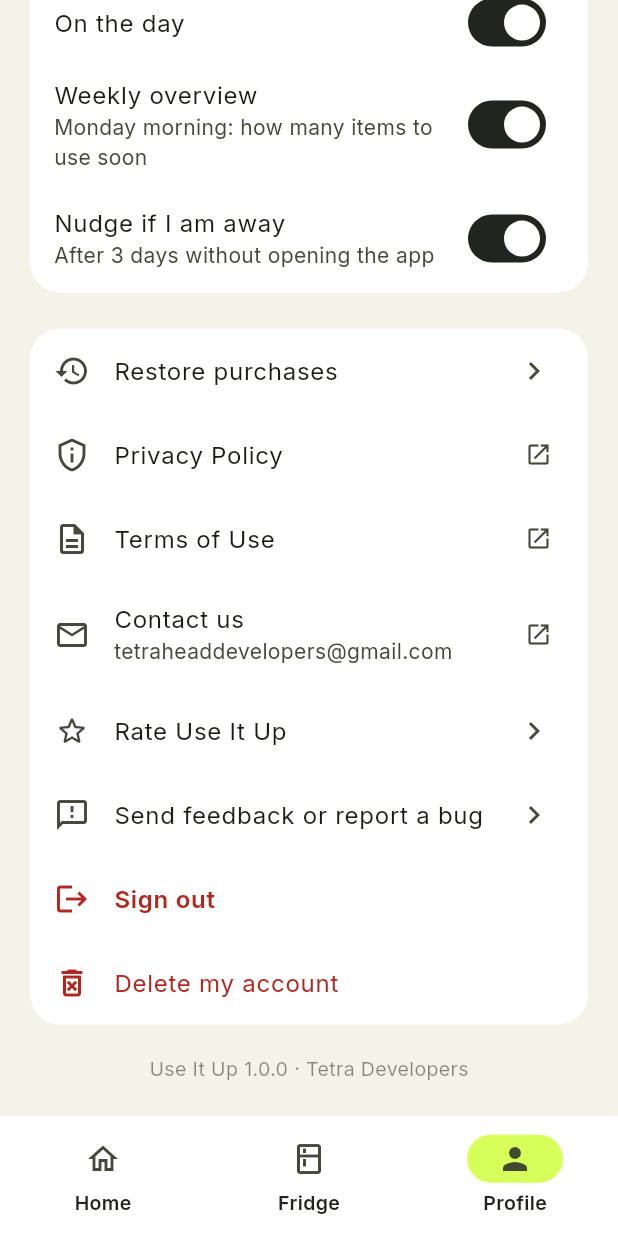
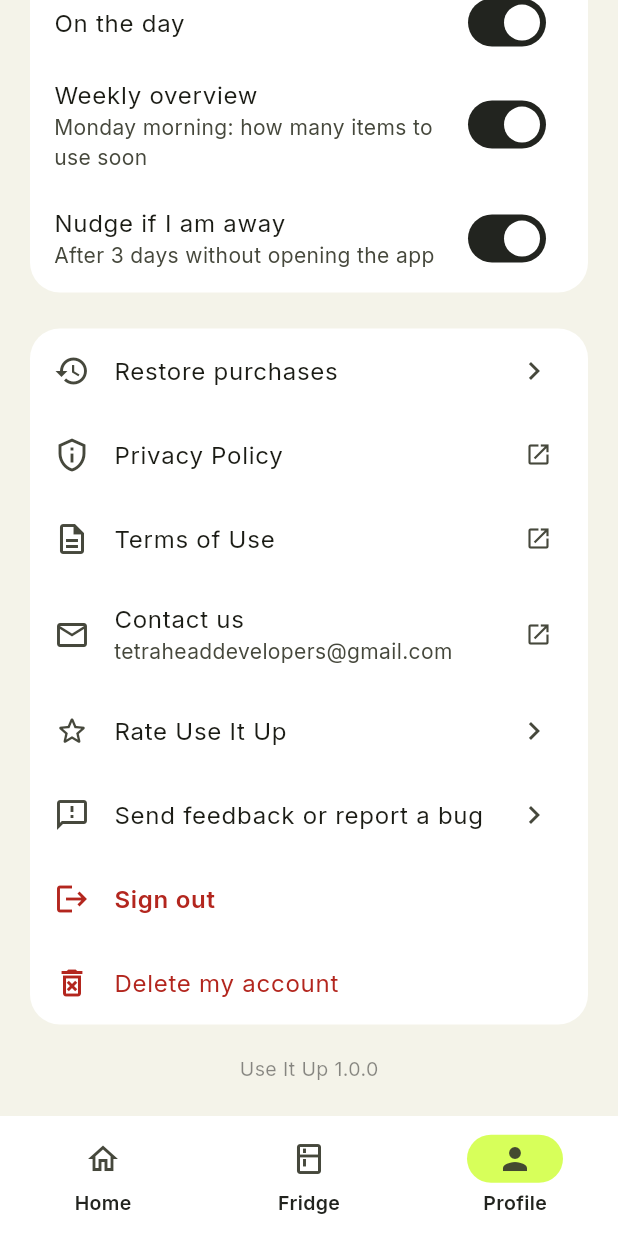
Before and after one commit to sid-sys/use-it-up, a Flutter app: the Shell screen opened directly, item 3 of the bottom bar chosen, scrolled down 576 dp, on a phone screen of 412 x 824 dp. Run offline on Flutter 3.47's test engine with Material 3 defaults, Android fonts, the phone set to English and light mode, and no system bars; our stand-ins replace camera, firebase_auth, firebase_core, flutter_local_notifications, flutter_timezone, font_awesome_flutter and 6 more; missing offline and left inert: google_mlkit_text_recognition, in_app_purchase_android; accounts and stored records are empty.

Commit message:
Profile footer: only the app version
Co-Authored-By: Claude Sonnet 5.5 <noreply@anthropic.com>

```diff
--- a/lib/config.dart
+++ b/lib/config.dart
@@ -8,7 +8,6 @@ class AppConfig {
   /// Hiding the button is NOT security. See README: the server must check this too.
   static const adminEmail = 'sidharthbabu9@gmail.com';
 
-  static const developerName = 'Tetra Developers';
   static const contactEmail = 'tetraheaddevelopers@gmail.com';
 
   // Public pages (GitHub Pages). Needed by App Store and Google Play.
--- a/lib/screens/profile.dart
+++ b/lib/screens/profile.dart
@@ -186,7 +186,7 @@ class ProfileScreen extends StatelessWidget {
               ),
             ]),
             const SizedBox(height: 20),
-            Center(child: Text('Use It Up 1.0.0 · ${AppConfig.developerName}', style: body(13, FontWeight.w400, Colors.black45))),
+            Center(child: Text('Use It Up 1.0.0', style: body(13, FontWeight.w400, Colors.black45))),
           ],
         );
       },
```
